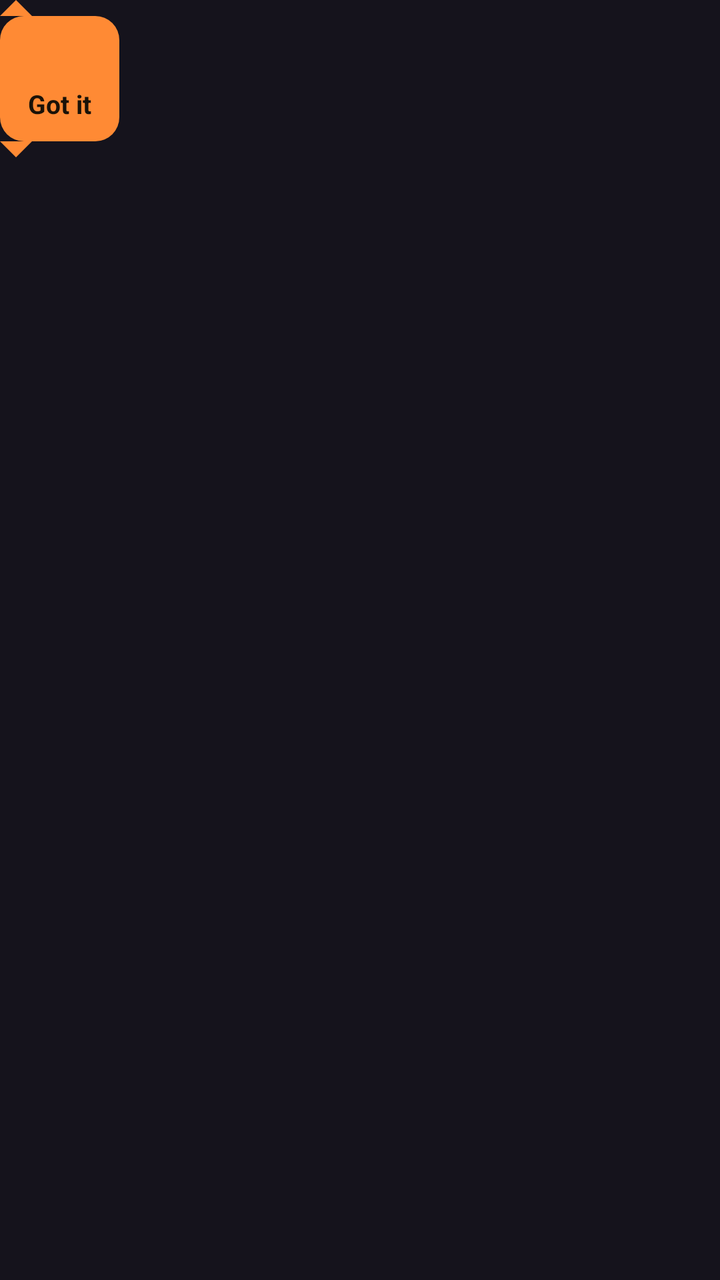
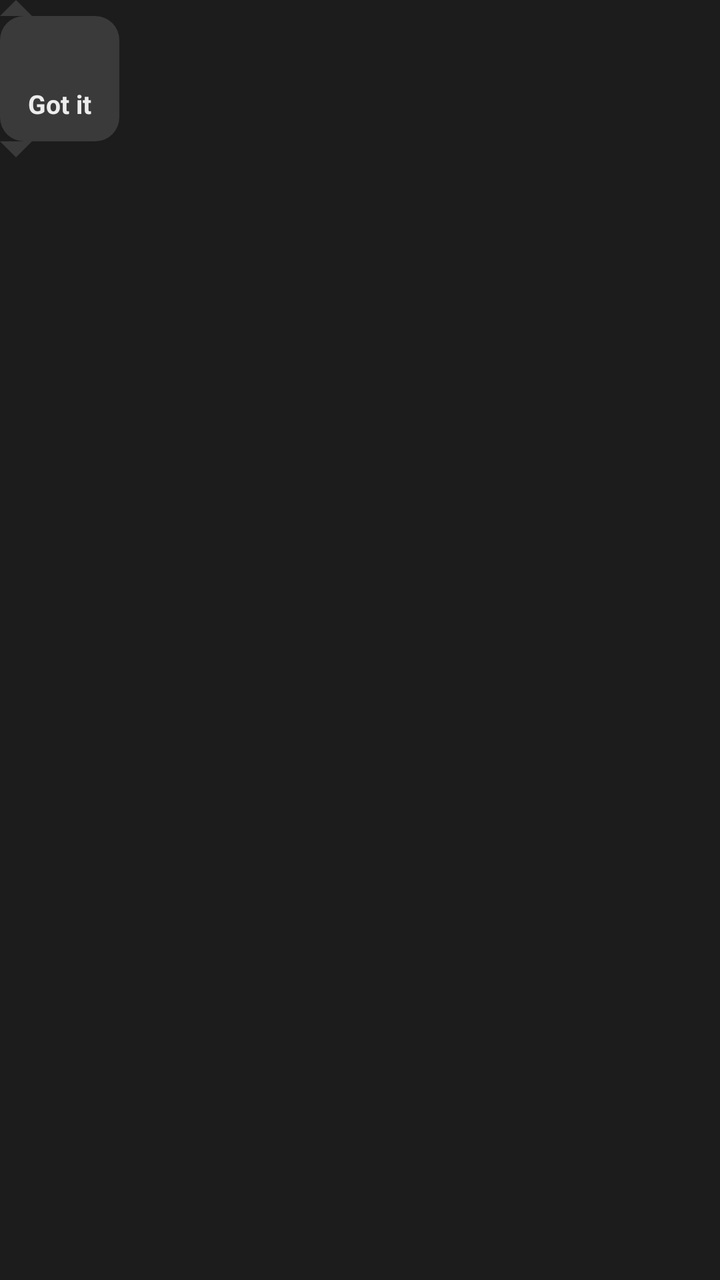

An Android layout rendered at two revisions. The XML below is the earlier revision; the diff shows what the commit changed to produce the second picture.
<!-- AndroidManifest.xml: application theme Theme.LutMaster -->
<!-- res/layout/tip_bubble.xml -->
<?xml version="1.0" encoding="utf-8"?>
<LinearLayout xmlns:android="http://schemas.android.com/apk/res/android"
    android:layout_width="wrap_content"
    android:layout_height="wrap_content"
    android:orientation="vertical">

    <ImageView
        android:id="@+id/tipArrowUp"
        android:layout_width="16dp"
        android:layout_height="8dp"
        android:contentDescription="@null"
        android:src="@drawable/tip_arrow" />

    <LinearLayout
        android:layout_width="wrap_content"
        android:layout_height="wrap_content"
        android:background="@drawable/tip_bg"
        android:orientation="vertical"
        android:paddingHorizontal="14dp"
        android:paddingVertical="10dp">

        <TextView
            android:id="@+id/tipText"
            android:layout_width="wrap_content"
            android:layout_height="wrap_content"
            android:textColor="#FF1A1208"
            android:textSize="14sp" />

        <TextView
            android:layout_width="wrap_content"
            android:layout_height="wrap_content"
            android:layout_gravity="end"
            android:layout_marginTop="6dp"
            android:text="@string/tip_ok"
            android:textColor="#FF1A1208"
            android:textSize="13sp"
            android:textStyle="bold" />
    </LinearLayout>

    <ImageView
        android:id="@+id/tipArrowDown"
        android:layout_width="16dp"
        android:layout_height="8dp"
        android:contentDescription="@null"
        android:rotation="180"
        android:src="@drawable/tip_arrow" />
</LinearLayout>
<!-- resources referenced by this layout -->
<resources>
  <!-- drawable tip_arrow (drawable) -->
  <?xml version="1.0" encoding="utf-8"?>
  <vector xmlns:android="http://schemas.android.com/apk/res/android"
      android:width="16dp"
      android:height="8dp"
      android:viewportWidth="16"
      android:viewportHeight="8">
      <path
          android:fillColor="@color/cd_ginger"
          android:pathData="M0,8 L8,0 L16,8 Z" />
  </vector>
  <!-- drawable tip_bg (drawable) -->
  <?xml version="1.0" encoding="utf-8"?>
  <shape xmlns:android="http://schemas.android.com/apk/res/android"
      android:shape="rectangle">
      <solid android:color="@color/cd_ginger" />
      <corners android:radius="12dp" />
  </shape>
  <string name="tip_ok">Got it</string>
  <style name="Theme.LutMaster" parent="Theme.Material3.Dark.NoActionBar">
          <item name="colorPrimary">@color/cd_ginger</item>
          <item name="colorOnPrimary">#FF2B1300</item>
          <item name="colorPrimaryContainer">#FF6B3500</item>
          <item name="colorOnPrimaryContainer">#FFFFDCC6</item>
          <item name="colorSecondary">@color/cd_teal</item>
          <item name="colorOnSecondary">#FF003738</item>
          <item name="colorSecondaryContainer">#FF2C3A40</item>
          <item name="colorOnSecondaryContainer">#FFCDEFF0</item>
          <item name="colorTertiary">#FFE6C3A0</item>
          <item name="colorOnTertiary">#FF3F2D17</item>
          <item name="colorTertiaryContainer">#FF57432B</item>
          <item name="colorOnTertiaryContainer">#FFFFDDBA</item>
          <item name="colorError">#FFFFB4AB</item>
          <item name="colorOnError">#FF690005</item>
          <item name="colorSurface">@color/cd_ink</item>
          <item name="colorOnSurface">#FFEAE3DA</item>
          <item name="colorSurfaceVariant">#FF46424F</item>
          <item name="colorOnSurfaceVariant">#FFCBC4D2</item>
          <item name="colorOutline">#FF948F9C</item>
          <item name="colorSurfaceContainer">@color/surface_container</item>
          <item name="colorSurfaceContainerHigh">@color/surface_container_high</item>
          <item name="colorSurfaceContainerHighest">@color/surface_container_highest</item>
          <item name="android:colorBackground">@color/cd_ink</item>
          <item name="android:statusBarColor">@android:color/transparent</item>
          <item name="android:navigationBarColor">@android:color/transparent</item>
      </style>
  <color name="cd_ginger">#FFFF8A34</color>
  <color name="cd_teal">#FF5ED5D8</color>
  <color name="cd_ink">#FF15131C</color>
  <color name="surface_container">#FF1E1C26</color>
  <color name="surface_container_high">#FF282530</color>
  <color name="surface_container_highest">#FF33303B</color>
</resources>

<!-- the commit's change to res/layout/tip_bubble.xml (unified diff, before → after) -->
@@ -23,7 +23,7 @@
             android:id="@+id/tipText"
             android:layout_width="wrap_content"
             android:layout_height="wrap_content"
-            android:textColor="#FF1A1208"
+            android:textColor="@color/grey_text_bright"
             android:textSize="14sp" />
 
         <TextView
@@ -32,7 +32,7 @@
             android:layout_gravity="end"
             android:layout_marginTop="6dp"
             android:text="@string/tip_ok"
-            android:textColor="#FF1A1208"
+            android:textColor="@color/grey_text_bright"
             android:textSize="13sp"
             android:textStyle="bold" />
     </LinearLayout>
<!-- resource entries referenced after the edit -->
@@ -1,5 +1,6 @@
 <!-- resources referenced by this layout -->
 <resources>
+  <color name="grey_text_bright">#FFEDEDED</color>
   <!-- drawable tip_arrow (drawable) -->
   <?xml version="1.0" encoding="utf-8"?>
   <vector xmlns:android="http://schemas.android.com/apk/res/android"
@@ -8,49 +9,57 @@
       android:viewportWidth="16"
       android:viewportHeight="8">
       <path
-          android:fillColor="@color/cd_ginger"
+          android:fillColor="@color/grey_raised"
           android:pathData="M0,8 L8,0 L16,8 Z" />
   </vector>
   <!-- drawable tip_bg (drawable) -->
   <?xml version="1.0" encoding="utf-8"?>
   <shape xmlns:android="http://schemas.android.com/apk/res/android"
       android:shape="rectangle">
-      <solid android:color="@color/cd_ginger" />
+      <solid android:color="@color/grey_raised" />
       <corners android:radius="12dp" />
   </shape>
   <string name="tip_ok">Got it</string>
   <style name="Theme.LutMaster" parent="Theme.Material3.Dark.NoActionBar">
-          <item name="colorPrimary">@color/cd_ginger</item>
-          <item name="colorOnPrimary">#FF2B1300</item>
-          <item name="colorPrimaryContainer">#FF6B3500</item>
-          <item name="colorOnPrimaryContainer">#FFFFDCC6</item>
-          <item name="colorSecondary">@color/cd_teal</item>
-          <item name="colorOnSecondary">#FF003738</item>
-          <item name="colorSecondaryContainer">#FF2C3A40</item>
-          <item name="colorOnSecondaryContainer">#FFCDEFF0</item>
-          <item name="colorTertiary">#FFE6C3A0</item>
-          <item name="colorOnTertiary">#FF3F2D17</item>
-          <item name="colorTertiaryContainer">#FF57432B</item>
-          <item name="colorOnTertiaryContainer">#FFFFDDBA</item>
-          <item name="colorError">#FFFFB4AB</item>
-          <item name="colorOnError">#FF690005</item>
-          <item name="colorSurface">@color/cd_ink</item>
-          <item name="colorOnSurface">#FFEAE3DA</item>
-          <item name="colorSurfaceVariant">#FF46424F</item>
-          <item name="colorOnSurfaceVariant">#FFCBC4D2</item>
-          <item name="colorOutline">#FF948F9C</item>
+          <item name="colorPrimary">@color/grey_selected</item>
+          <item name="colorOnPrimary">@color/grey_bg</item>
+          <item name="colorPrimaryContainer">@color/grey_raised</item>
+          <item name="colorOnPrimaryContainer">@color/grey_text_bright</item>
+          <item name="colorSecondary">#FFB0B0B0</item>
+          <item name="colorOnSecondary">@color/grey_bg</item>
+          <item name="colorSecondaryContainer">@color/grey_raised</item>
+          <item name="colorOnSecondaryContainer">@color/grey_text_bright</item>
+          <item name="colorTertiary">#FFB0B0B0</item>
+          <item name="colorOnTertiary">@color/grey_bg</item>
+          <item name="colorTertiaryContainer">@color/grey_raised</item>
+          <item name="colorOnTertiaryContainer">@color/grey_text_bright</item>
+          
+          <item name="colorError">#FFE0A0A0</item>
+          <item name="colorOnError">#FF3A1010</item>
+          <item name="colorSurface">@color/grey_bg</item>
+          <item name="colorOnSurface">@color/grey_text</item>
+          <item name="colorSurfaceVariant">@color/grey_raised</item>
+          <item name="colorOnSurfaceVariant">#FFB0B0B0</item>
+          <item name="colorOutline">#FF6E6E6E</item>
+          <item name="colorOutlineVariant">#FF444444</item>
+          <item name="colorSurfaceContainerLowest">#FF141414</item>
+          <item name="colorSurfaceContainerLow">#FF202020</item>
           <item name="colorSurfaceContainer">@color/surface_container</item>
           <item name="colorSurfaceContainerHigh">@color/surface_container_high</item>
           <item name="colorSurfaceContainerHighest">@color/surface_container_highest</item>
-          <item name="android:colorBackground">@color/cd_ink</item>
+          <item name="colorSurfaceInverse">@color/grey_text</item>
+          <item name="colorOnSurfaceInverse">@color/grey_bg</item>
+          <item name="colorPrimaryInverse">#FF5A5A5A</item>
+          <item name="android:colorBackground">@color/grey_bg</item>
           <item name="android:statusBarColor">@android:color/transparent</item>
           <item name="android:navigationBarColor">@android:color/transparent</item>
       </style>
-  <color name="cd_ginger">#FFFF8A34</color>
-  <color name="cd_teal">#FF5ED5D8</color>
-  <color name="cd_ink">#FF15131C</color>
-  <color name="surface_container">#FF1E1C26</color>
-  <color name="surface_container_high">#FF282530</color>
-  <color name="surface_container_highest">#FF33303B</color>
+  <color name="grey_raised">#FF3A3A3A</color>
+  <color name="grey_selected">#FFC8C8C8</color>
+  <color name="grey_bg">#FF1C1C1C</color>
+  <color name="grey_text">#FFDADADA</color>
+  <color name="surface_container">#FF242424</color>
+  <color name="surface_container_high">#FF2E2E2E</color>
+  <color name="surface_container_highest">#FF383838</color>
 </resources>
 
